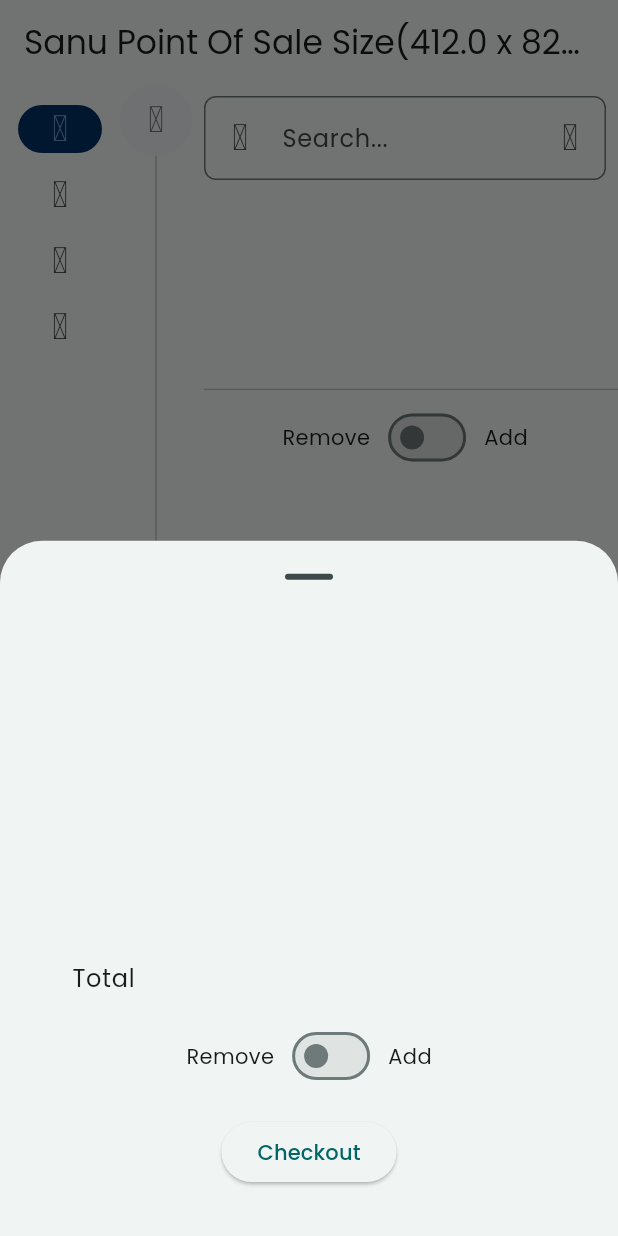
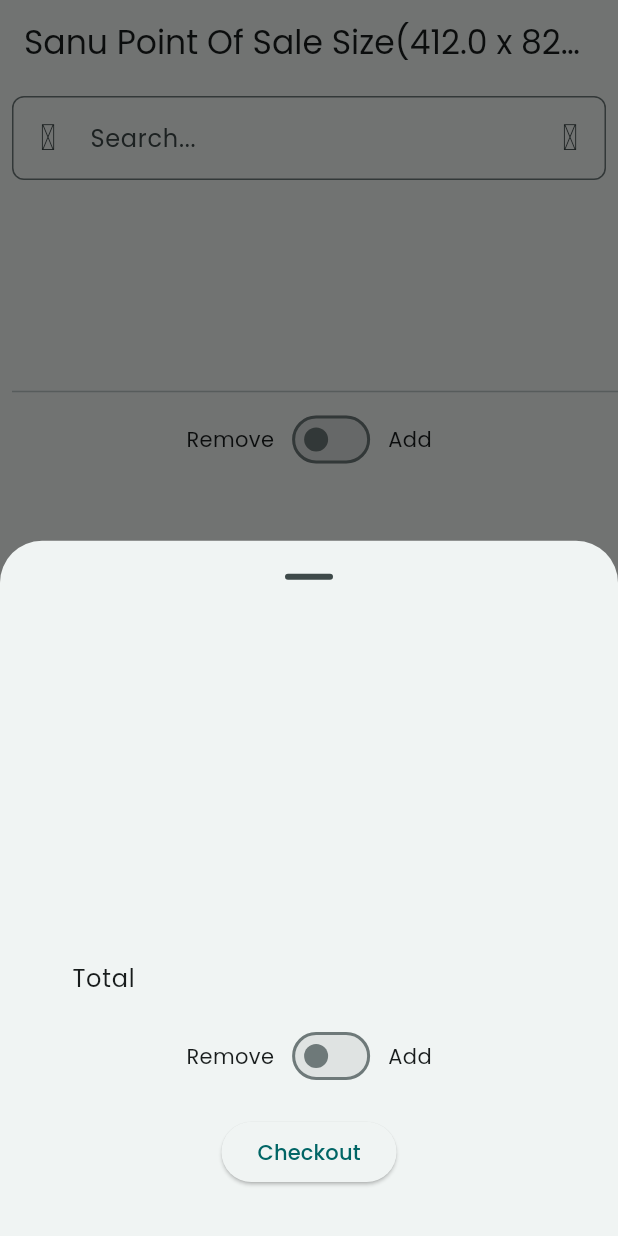
Before and after one commit to gadegbe/sanu-mobile-flutter, a Flutter app: the screen it shows after launch, after a tap on an icon or button, on a phone screen of 412 x 824 dp. Run offline on Flutter 3.47's test engine with Material 3 defaults, Android fonts, the light colour scheme and no system bars; our stand-ins replace bloc, csv, decimal, drift, drift_flutter, equatable and 5 more; missing offline and left inert: file_saver; accounts and stored records are empty; generated files the repository leaves out were written again.

Commit message:
Remove unused launcher background and icon files, update Gradle and Kotlin plugin versions, and enhance UI responsiveness in item and dashboard widgets

```diff
--- a/lib/ui/core/extensions/context_layout_extension.dart
+++ b/lib/ui/core/extensions/context_layout_extension.dart
@@ -4,7 +4,7 @@
 extension LayoutBuildContext on BuildContext {
   bool get showCartWidget => mediaQuery.size.width > 800;
   int get crossAxisCount => ((mediaQuery.size.width - (showCartWidget ? 300 : 0)) / 220).floor();
-  bool get showNavigationRail => mediaQuery.size.width > 400;
+  bool get showNavigationRail => mediaQuery.size.width > 500;
   bool get isGridView => crossAxisCount > 2;
   bool get showFullTable => mediaQuery.size.width >= 960;
 }
--- a/lib/ui/dashboard/pages/dashboard_page.dart
+++ b/lib/ui/dashboard/pages/dashboard_page.dart
@@ -53,9 +53,9 @@
                     ),
                   ),
                 ),
-                SizedBox(
-                  height: MediaQuery.of(context).size.height * 0.15,
-                  child: const CategoriesSelectorWidget(),
+                const SizedBox(
+                  height: 125,
+                  child: CategoriesSelectorWidget(),
                 ),
                 const Divider(indent: 8),
                 if (!context.showCartWidget) const TransactionTypeSwitcherWidget(),
```
Also changed, not shown: lib/ui/item/widgets/item_selector_widget.dart (+16 -3 lines), 235 other files.
